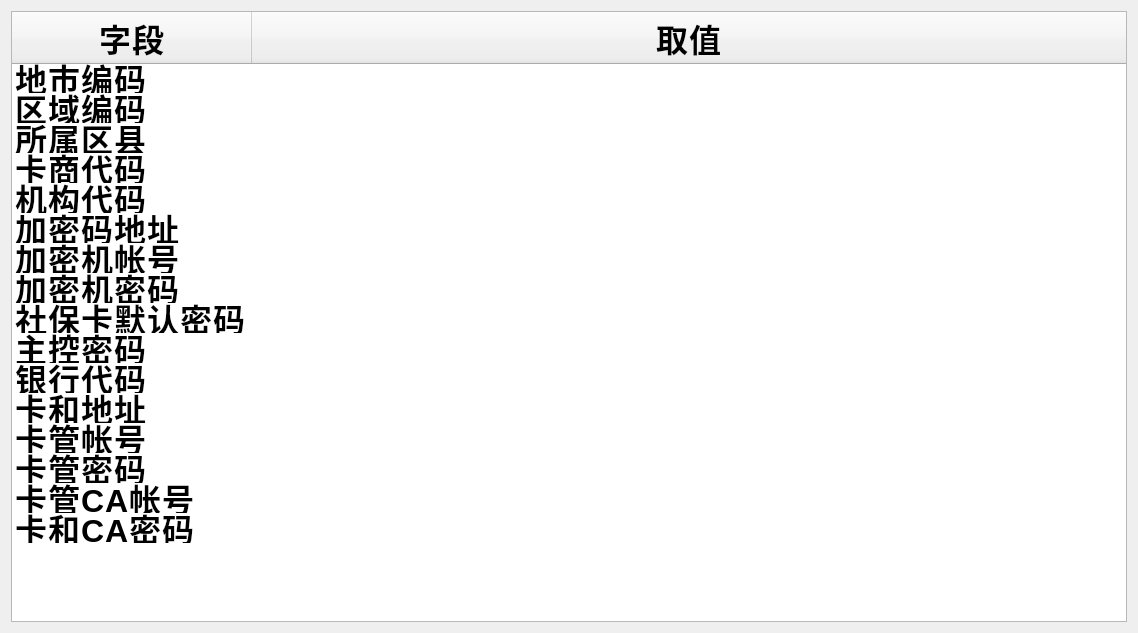
Old version of the form SSCard_System/regionconfigure.ui in the repository leithergit/SSCard_System.
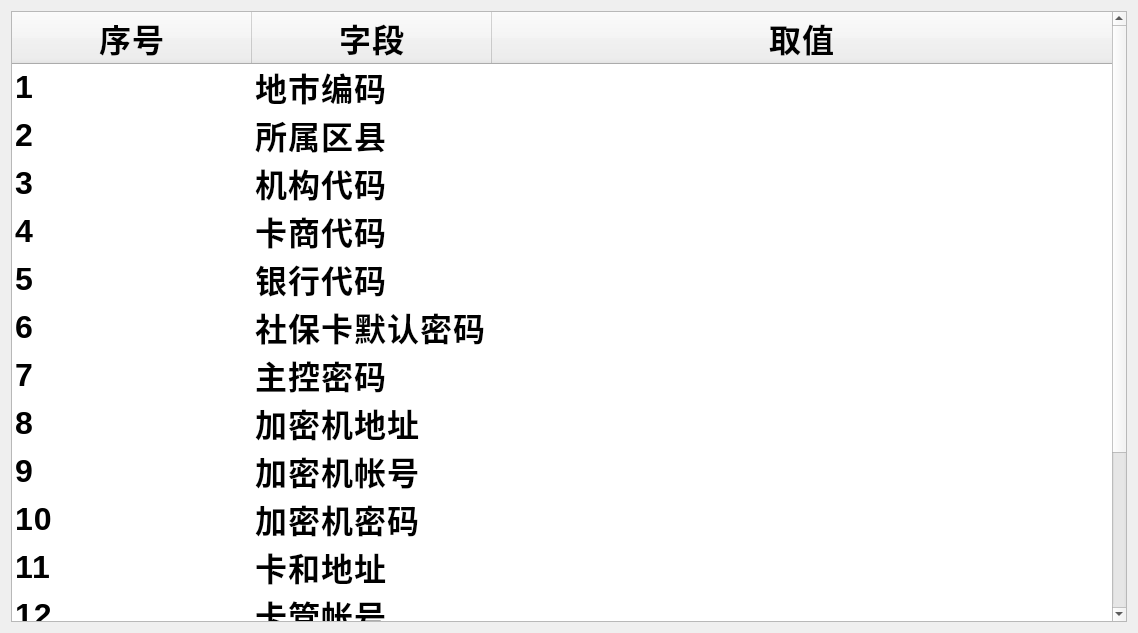
New version of the form.

Diff of the .ui file:
```diff
--- a/SSCard_System/regionconfigure.ui
+++ b/SSCard_System/regionconfigure.ui
@@ -52,6 +52,9 @@
      <attribute name="verticalHeaderVisible">
       <bool>false</bool>
      </attribute>
+     <attribute name="verticalHeaderDefaultSectionSize">
+      <number>48</number>
+     </attribute>
      <attribute name="verticalHeaderStretchLastSection">
       <bool>false</bool>
      </attribute>
@@ -130,11 +133,11 @@
        <string>15</string>
       </property>
      </row>
-     <row>
+     <column>
       <property name="text">
-       <string>16</string>
+       <string>序号</string>
       </property>
-     </row>
+     </column>
      <column>
       <property name="text">
        <string>字段</string>
@@ -147,168 +150,238 @@
      </column>
      <item row="0" column="0">
       <property name="text">
-       <string>地市编码</string>
-      </property>
-      <property name="flags">
-       <set>ItemIsEnabled</set>
+       <string>1</string>
       </property>
      </item>
      <item row="0" column="1">
       <property name="text">
+       <string>地市编码</string>
+      </property>
+      <property name="flags">
+       <set>ItemIsEnabled</set>
+      </property>
+     </item>
+     <item row="0" column="2">
+      <property name="text">
        <string/>
       </property>
      </item>
      <item row="1" column="0">
       <property name="text">
-       <string>区域编码</string>
-      </property>
-      <property name="flags">
-       <set>ItemIsUserCheckable|ItemIsEnabled</set>
+       <string>2</string>
       </property>
      </item>
      <item row="1" column="1">
       <property name="text">
-       <string/>
-      </property>
-     </item>
-     <item row="2" column="0">
-      <property name="text">
        <string>所属区县</string>
       </property>
       <property name="flags">
-       <set>ItemIsEnabled</set>
+       <set>ItemIsUserCheckable|ItemIsEnabled</set>
+      </property>
+     </item>
+     <item row="1" column="2">
+      <property name="text">
+       <string/>
+      </property>
+     </item>
+     <item row="2" column="0">
+      <property name="text">
+       <string>3</string>
       </property>
      </item>
      <item row="2" column="1">
       <property name="text">
+       <string>机构代码</string>
+      </property>
+      <property name="flags">
+       <set>ItemIsEnabled</set>
+      </property>
+     </item>
+     <item row="2" column="2">
+      <property name="text">
        <string/>
       </property>
      </item>
      <item row="3" column="0">
       <property name="text">
-       <string>卡商代码</string>
-      </property>
-      <property name="flags">
-       <set>ItemIsEnabled</set>
+       <string>4</string>
       </property>
      </item>
      <item row="3" column="1">
       <property name="text">
+       <string>卡商代码</string>
+      </property>
+      <property name="flags">
+       <set>ItemIsEnabled</set>
+      </property>
+     </item>
+     <item row="3" column="2">
+      <property name="text">
        <string/>
       </property>
      </item>
      <item row="4" column="0">
       <property name="text">
-       <string>机构代码</string>
-      </property>
-      <property name="flags">
-       <set>ItemIsEnabled</set>
+       <string>5</string>
       </property>
      </item>
      <item row="4" column="1">
       <property name="text">
+       <string>银行代码</string>
+      </property>
+      <property name="flags">
+       <set>ItemIsEnabled</set>
+      </property>
+     </item>
+     <item row="4" column="2">
+      <property name="text">
        <string/>
       </property>
      </item>
      <item row="5" column="0">
       <property name="text">
-       <string>加密码地址</string>
-      </property>
-      <property name="flags">
-       <set>ItemIsEnabled</set>
+       <string>6</string>
       </property>
      </item>
      <item row="5" column="1">
       <property name="text">
+       <string>社保卡默认密码</string>
+      </property>
+      <property name="flags">
+       <set>ItemIsEnabled</set>
+      </property>
+     </item>
+     <item row="5" column="2">
+      <property name="text">
        <string/>
       </property>
      </item>
      <item row="6" column="0">
       <property name="text">
-       <string>加密机帐号</string>
-      </property>
-      <property name="flags">
-       <set>ItemIsEnabled</set>
+       <string>7</string>
       </property>
      </item>
      <item row="6" column="1">
       <property name="text">
+       <string>主控密码</string>
+      </property>
+      <property name="flags">
+       <set>ItemIsEnabled</set>
+      </property>
+     </item>
+     <item row="6" column="2">
+      <property name="text">
        <string/>
       </property>
      </item>
      <item row="7" column="0">
       <property name="text">
-       <string>加密机密码</string>
-      </property>
-      <property name="flags">
-       <set>ItemIsEnabled</set>
+       <string>8</string>
       </property>
      </item>
      <item row="7" column="1">
       <property name="text">
+       <string>加密机地址</string>
+      </property>
+      <property name="flags">
+       <set>ItemIsEnabled</set>
+      </property>
+     </item>
+     <item row="7" column="2">
+      <property name="text">
        <string/>
       </property>
      </item>
      <item row="8" column="0">
       <property name="text">
-       <string>社保卡默认密码</string>
-      </property>
-      <property name="flags">
-       <set>ItemIsEnabled</set>
+       <string>9</string>
       </property>
      </item>
      <item row="8" column="1">
       <property name="text">
+       <string>加密机帐号</string>
+      </property>
+      <property name="flags">
+       <set>ItemIsEnabled</set>
+      </property>
+     </item>
+     <item row="8" column="2">
+      <property name="text">
        <string/>
       </property>
      </item>
      <item row="9" column="0">
       <property name="text">
-       <string>主控密码</string>
-      </property>
-      <property name="flags">
-       <set>ItemIsUserCheckable|ItemIsEnabled</set>
+       <string>10</string>
       </property>
      </item>
      <item row="9" column="1">
       <property name="text">
+       <string>加密机密码</string>
+      </property>
+      <property name="flags">
+       <set>ItemIsUserCheckable|ItemIsEnabled</set>
+      </property>
+     </item>
+     <item row="9" column="2">
+      <property name="text">
        <string/>
       </property>
      </item>
      <item row="10" column="0">
       <property name="text">
-       <string>银行代码</string>
-      </property>
-      <property name="flags">
-       <set>ItemIsEnabled</set>
+       <string>11</string>
       </property>
      </item>
      <item row="10" column="1">
       <property name="text">
-       <string/>
-      </property>
-     </item>
-     <item row="11" column="0">
-      <property name="text">
        <string>卡和地址</string>
       </property>
+      <property name="flags">
+       <set>ItemIsEnabled</set>
+      </property>
      </item>
-     <item row="12" column="0">
+     <item row="10" column="2">
+      <property name="text">
+       <string/>
+      </property>
+     </item>
+     <item row="11" column="0">
+      <property name="text">
+       <string>12</string>
+      </property>
+     </item>
+     <item row="11" column="1">
       <property name="text">
        <string>卡管帐号</string>
       </property>
      </item>
-     <item row="13" column="0">
+     <item row="12" column="0">
+      <property name="text">
+       <string>13</string>
+      </property>
+     </item>
+     <item row="12" column="1">
       <property name="text">
        <string>卡管密码</string>
       </property>
      </item>
-     <item row="14" column="0">
+     <item row="13" column="0">
+      <property name="text">
+       <string>14</string>
+      </property>
+     </item>
+     <item row="13" column="1">
       <property name="text">
        <string>卡管CA帐号</string>
       </property>
      </item>
-     <item row="15" column="0">
+     <item row="14" column="0">
+      <property name="text">
+       <string>15</string>
+      </property>
+     </item>
+     <item row="14" column="1">
       <property name="text">
        <string>卡和CA密码</string>
       </property>
```
Left out of the diff: 2 changed lines with no effect on the pictures.
